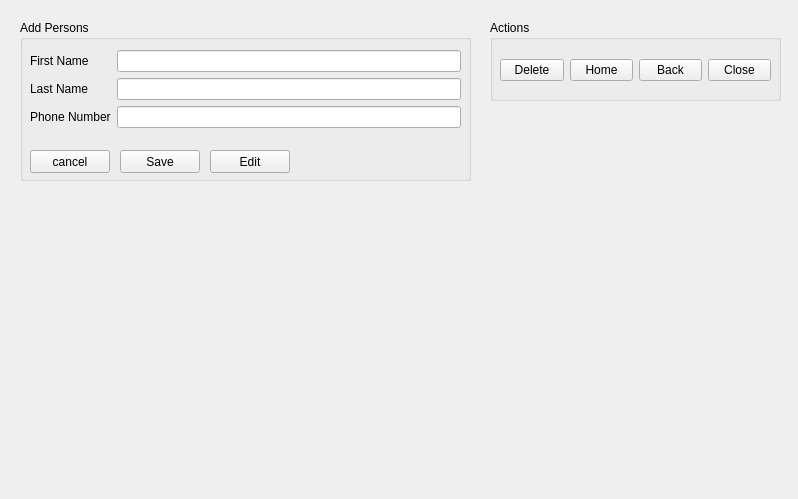
This is application/ui/person_widget.ui in amir69prog/maydala-panel as Qt 5 draws it before an edit. The edited form follows.
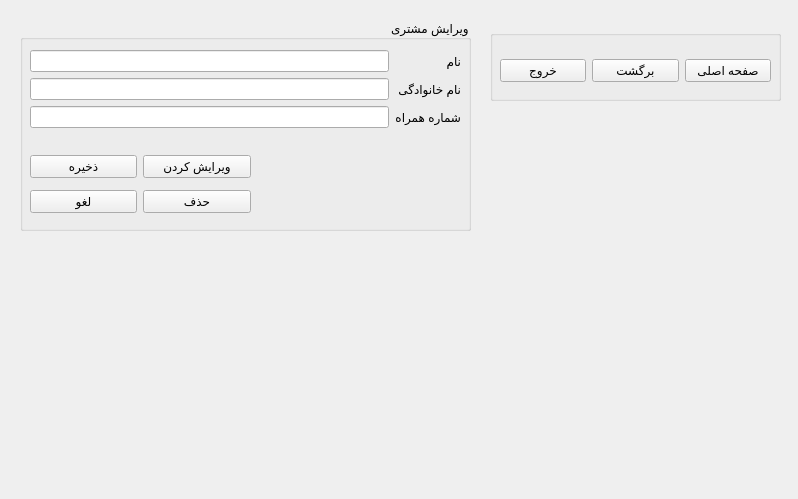
This is the edited form.

Patch:
```diff
--- a/application/ui/person_widget.ui
+++ b/application/ui/person_widget.ui
@@ -13,53 +13,49 @@
   <property name="windowTitle">
    <string>Form</string>
   </property>
+  <property name="layoutDirection">
+   <enum>Qt::RightToLeft</enum>
+  </property>
   <widget class="QGroupBox" name="groupBox_3">
    <property name="geometry">
     <rect>
      <x>490</x>
-     <y>20</y>
+     <y>30</y>
      <width>291</width>
-     <height>81</height>
+     <height>71</height>
     </rect>
    </property>
    <property name="title">
-    <string>Actions</string>
+    <string/>
    </property>
    <widget class="QWidget" name="horizontalLayoutWidget">
     <property name="geometry">
      <rect>
       <x>10</x>
-      <y>30</y>
+      <y>20</y>
       <width>271</width>
       <height>41</height>
      </rect>
     </property>
     <layout class="QHBoxLayout" name="horizontalLayout">
-     <item>
-      <widget class="QPushButton" name="delete_person_btn">
-       <property name="text">
-        <string>Delete</string>
-       </property>
-      </widget>
-     </item>
      <item>
       <widget class="QPushButton" name="home_btn">
        <property name="text">
-        <string>Home</string>
+        <string>صفحه اصلی</string>
        </property>
       </widget>
      </item>
      <item>
       <widget class="QPushButton" name="back_btn">
        <property name="text">
-        <string>Back</string>
+        <string>برگشت</string>
        </property>
       </widget>
      </item>
      <item>
       <widget class="QPushButton" name="close_btn">
        <property name="text">
-        <string>Close</string>
+        <string>خروج</string>
        </property>
       </widget>
      </item>
@@ -72,11 +68,11 @@
      <x>20</x>
      <y>20</y>
      <width>451</width>
-     <height>161</height>
+     <height>211</height>
     </rect>
    </property>
    <property name="title">
-    <string>Add Persons</string>
+    <string>ویرایش مشتری</string>
    </property>
    <widget class="QWidget" name="formLayoutWidget">
     <property name="geometry">
@@ -91,7 +87,7 @@
      <item row="0" column="0">
       <widget class="QLabel" name="label">
        <property name="text">
-        <string>First Name</string>
+        <string>نام</string>
        </property>
       </widget>
      </item>
@@ -105,7 +101,7 @@
      <item row="1" column="0">
       <widget class="QLabel" name="label_2">
        <property name="text">
-        <string>Last Name</string>
+        <string>نام خانوادگی</string>
        </property>
       </widget>
      </item>
@@ -119,7 +115,7 @@
      <item row="2" column="0">
       <widget class="QLabel" name="label_3">
        <property name="text">
-        <string>Phone Number</string>
+        <string>شماره همراه</string>
        </property>
       </widget>
      </item>
@@ -132,44 +128,45 @@
      </item>
     </layout>
    </widget>
-   <widget class="QPushButton" name="save_person_btn">
-    <property name="geometry">
-     <rect>
-      <x>100</x>
-      <y>130</y>
-      <width>80</width>
-      <height>23</height>
-     </rect>
-    </property>
-    <property name="text">
-     <string>Save</string>
-    </property>
-   </widget>
-   <widget class="QPushButton" name="edit_person_btn">
-    <property name="geometry">
-     <rect>
-      <x>190</x>
-      <y>130</y>
-      <width>80</width>
-      <height>23</height>
-     </rect>
-    </property>
-    <property name="text">
-     <string>Edit</string>
-    </property>
-   </widget>
-   <widget class="QPushButton" name="cancel_save_btn">
+   <widget class="QWidget" name="gridLayoutWidget">
     <property name="geometry">
      <rect>
       <x>10</x>
-      <y>130</y>
-      <width>80</width>
-      <height>23</height>
+      <y>129</y>
+      <width>221</width>
+      <height>71</height>
      </rect>
     </property>
-    <property name="text">
-     <string>cancel</string>
-    </property>
+    <layout class="QGridLayout" name="gridLayout">
+     <item row="1" column="1">
+      <widget class="QPushButton" name="cancel_save_btn">
+       <property name="text">
+        <string>لغو</string>
+       </property>
+      </widget>
+     </item>
+     <item row="0" column="1">
+      <widget class="QPushButton" name="save_person_btn">
+       <property name="text">
+        <string>ذخیره</string>
+       </property>
+      </widget>
+     </item>
+     <item row="0" column="0">
+      <widget class="QPushButton" name="edit_person_btn">
+       <property name="text">
+        <string>ویرایش کردن</string>
+       </property>
+      </widget>
+     </item>
+     <item row="1" column="0">
+      <widget class="QPushButton" name="delete_person_btn">
+       <property name="text">
+        <string>حذف</string>
+       </property>
+      </widget>
+     </item>
+    </layout>
    </widget>
   </widget>
  </widget>
```
